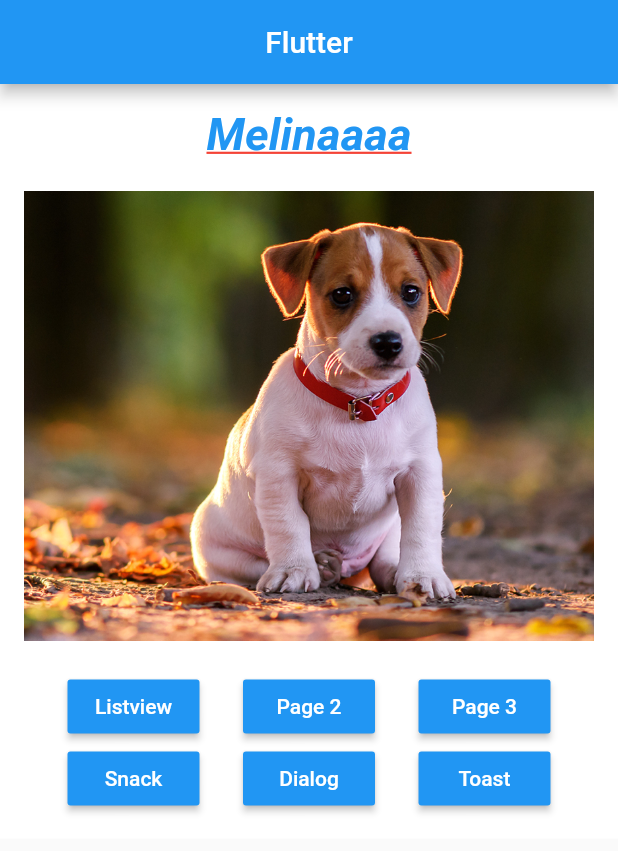
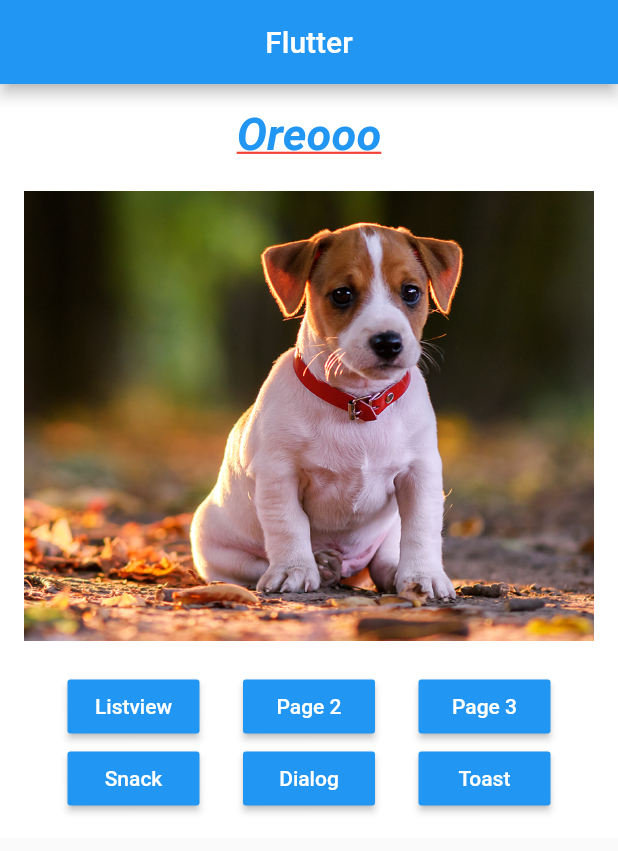
Before and after one commit to melcarniel/app-flutter, a Flutter app: the screen it shows after launch, on a phone screen of 412 x 824 dp. Shown: the top 851 px of the screen. Run offline on Flutter 3.47's test engine with Material 2 defaults, Android fonts, the phone set to English and light mode, and no system bars.

Commit message:
changes casa

```diff
--- a/second_app/lib/home_page.dart
+++ b/second_app/lib/home_page.dart
@@ -98,7 +98,7 @@ _img(img) {
 
 _text() {
   return Text(
-    'Melinaaaa',
+    'Oreooo',
     style: TextStyle(
       fontSize: 30,
       color: Colors.blue,
```
